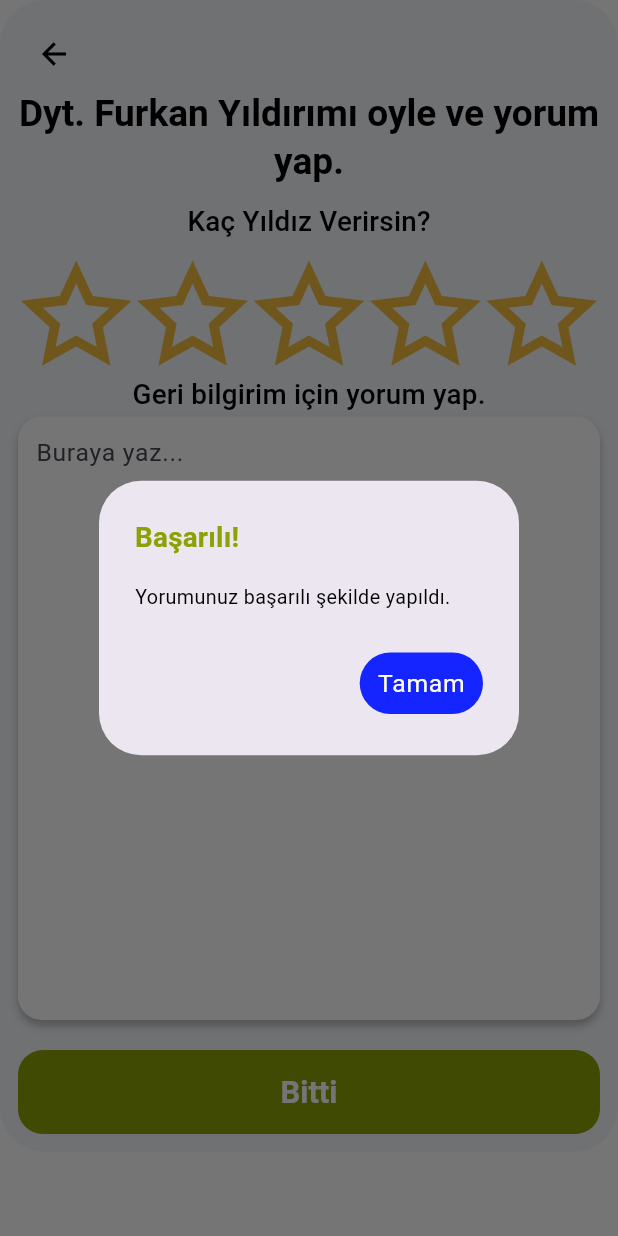
After one commit to codriot/zenofit-mobile, a Flutter app: the DietitionVoteView screen opened by its route, after a tap on "Bitti", on a phone screen of 412 x 824 dp. The commit adds this screen. Run offline on Flutter 3.47's test engine with Material 3 defaults, Android fonts, the phone set to English and light mode, and no system bars; our stand-ins replace dio, firebase_auth, firebase_core, flutter_dotenv, flutter_svg, get and 3 more; missing offline and left inert: kartal; accounts and stored records are empty; statements that could not run were skipped.

Commit message:
statusbar servisi yazıldı. Diyetisyen oylama ekranı tasarlandı.

```diff
--- /dev/null
+++ b/lib/controller/dietition/dietition_vote_view_controller.dart
@@ -0,0 +1,9 @@
+import 'package:get/get.dart';
+
+class DietitionVoteController extends GetxController {
+  var selectedStars = 0.obs; // Seçilen yıldız sayısı
+
+  void selectStar(int index) {
+    selectedStars.value = index + 1; // Seçilen yıldızın indeksine göre güncelle
+  }
+}
--- a/lib/product/navigator/navigate_route_items.dart
+++ b/lib/product/navigator/navigate_route_items.dart
@@ -14,6 +14,7 @@ import 'package:diet_app_mobile/controller/home/meal/meal_add_detail_binding.dar
 import 'package:diet_app_mobile/views/dietition/dietition_complain_succes_view.dart';
 import 'package:diet_app_mobile/views/dietition/dietition_complain_view.dart';
 import 'package:diet_app_mobile/views/dietition/dietition_detail_view.dart';
+import 'package:diet_app_mobile/views/dietition/dietition_vote_view.dart';
 import 'package:diet_app_mobile/views/discover/discover_detail_view.dart';
 import 'package:diet_app_mobile/views/basic/onboarding/onboarding_five_view.dart';
 import 'package:diet_app_mobile/views/basic/onboarding/onboarding_four_view.dart';
@@ -186,6 +187,13 @@ class NavigatorRoutes {
         transition: Transition.zoom,
         transitionDuration: const Duration(milliseconds: 500),
         curve: Curves.easeInOut),
+    GetPage(
+        name: NavigateRoutesItems.dietitionVote.withSlash,
+        page: () => const DietitionVoteView(),
+        binding: MainBinding(),
+        transition: Transition.zoom,
+        transitionDuration: const Duration(milliseconds: 500),
+        curve: Curves.easeInOut),
 
     // GetPage(name: NavigateRoutesItems.unknown.withSlash, page: () => const UnknownScreen(),transition: Transition.cupertino,transitionDuration: const Duration(milliseconds: 500),curve: Curves.easeInOut),
     // StorageServices().loadData(StorageItems.isUserRegistered) == true ?  MainScreen() :
@@ -217,6 +225,7 @@ enum NavigateRoutesItems {
   dietitionDetail,
   dietitionComplain,
   dietitionComplainSucces,
+  dietitionVote,
 }
 
 extension NavigateRoutesItemsExtension on NavigateRoutesItems {
--- /dev/null
+++ b/lib/product/services/chrome_status_bar_service.dart
@@ -0,0 +1,38 @@
+import 'package:flutter/material.dart' show Colors;
+import 'package:flutter/services.dart';
+
+class ChromeStatusBarService {
+  /// Koyu ikonlu (açık zemin için) status bar
+  static void setDarkStatusBar() {
+    SystemChrome.setSystemUIOverlayStyle(
+      SystemUiOverlayStyle(
+        statusBarColor: SystemUiOverlayStyle.dark.statusBarColor, // varsa özelleştir
+        statusBarIconBrightness: Brightness.dark,
+        statusBarBrightness: Brightness.light, // iOS için
+      ),
+    );
+  }
+
+  /// Açık ikonlu (koyu zemin için) status bar
+  static void setLightStatusBar() {
+    SystemChrome.setSystemUIOverlayStyle(
+      SystemUiOverlayStyle(
+        statusBarColor: SystemUiOverlayStyle.light.statusBarColor,
+        statusBarIconBrightness: Brightness.light,
+        statusBarBrightness: Brightness.dark,
+      ),
+    );
+  }
+
+  /// Tam şeffaf status bar (isteğe bağlı)
+  static void setTransparentStatusBar({Brightness iconBrightness = Brightness.dark}) {
+    SystemChrome.setSystemUIOverlayStyle(
+      SystemUiOverlayStyle(
+        statusBarColor: Colors.transparent, // Şeffaf
+        statusBarIconBrightness: iconBrightness,
+        statusBarBrightness:
+            iconBrightness == Brightness.dark ? Brightness.light : Brightness.dark,
+      ),
+    );
+  }
+}
--- a/lib/views/dietition/dietition_complain_succes_view.dart
+++ b/lib/views/dietition/dietition_complain_succes_view.dart
@@ -1,5 +1,6 @@
 import 'package:diet_app_mobile/product/navigator/navigate_route_items.dart';
 import 'package:diet_app_mobile/product/navigator/navigator_controller.dart';
+import 'package:diet_app_mobile/product/services/chrome_status_bar_service.dart';
 import 'package:diet_app_mobile/product/services/icon_and_image_services.dart';
 import 'package:diet_app_mobile/product/utils/app_utils/app_general.dart';
 import 'package:diet_app_mobile/product/utils/app_utils/app_spaces..dart';
@@ -15,6 +16,8 @@ class DietitionComplainSuccesView extends StatelessWidget {
 
   @override
   Widget build(BuildContext context) {
+    ChromeStatusBarService.setDarkStatusBar();
+
     return Scaffold(
       backgroundColor: AppColor.whiteSolid.getColor(),
       body: SafeArea(
--- a/lib/views/dietition/dietition_complain_view.dart
+++ b/lib/views/dietition/dietition_complain_view.dart
@@ -1,5 +1,6 @@
 import 'package:diet_app_mobile/product/navigator/navigate_route_items.dart';
 import 'package:diet_app_mobile/product/navigator/navigator_controller.dart';
+import 'package:diet_app_mobile/product/services/chrome_status_bar_service.dart';
 import 'package:diet_app_mobile/product/services/icon_and_image_services.dart';
 import 'package:diet_app_mobile/product/utils/app_utils/app_general.dart';
 import 'package:diet_app_mobile/product/utils/app_utils/app_spaces..dart';
@@ -14,6 +15,8 @@ class DietitionComplainView extends StatelessWidget {
 
   @override
   Widget build(BuildContext context) {
+    ChromeStatusBarService.setDarkStatusBar();
+
     return Scaffold(
       backgroundColor: AppColor.whiteSolid.getColor(),
       appBar: AppBar(
@@ -60,8 +63,7 @@ class DietitionComplainView extends StatelessWidget {
                 context: context, title: "Yetersiz Hizmet ve Destek"),
             _buildComplainCauseButton(
                 context: context, title: "İletişim Problemleri"),
-            _buildComplainCauseButton(
-                context: context, title: "Diğer"),
+            _buildComplainCauseButton(context: context, title: "Diğer"),
           ],
         ),
       )),
@@ -96,7 +98,8 @@ class DietitionComplainView extends StatelessWidget {
                     ?.copyWith(fontWeight: FontWeight.bold),
               ),
               SvgPicture.asset(
-                AppIconUtility.getIconPath("arrow-right", format: IconFormat.svg),
+                AppIconUtility.getIconPath("arrow-right",
+                    format: IconFormat.svg),
                 color: AppColor.black.getColor(),
               )
             ],
--- a/lib/views/dietition/dietition_detail_view.dart
+++ b/lib/views/dietition/dietition_detail_view.dart
@@ -1,4 +1,5 @@
 import 'package:diet_app_mobile/controller/dietition/dietition_detail_controller.dart';
+import 'package:diet_app_mobile/product/services/chrome_status_bar_service.dart';
 import 'package:diet_app_mobile/product/services/icon_and_image_services.dart';
 import 'package:diet_app_mobile/product/utils/app_utils/app_general.dart';
 import 'package:diet_app_mobile/product/utils/app_utils/app_spaces..dart';
@@ -8,7 +9,6 @@ import 'package:diet_app_mobile/product/utils/app_utils/const_utils/app_padding.
 import 'package:diet_app_mobile/product/utils/app_utils/const_utils/app_radius.dart';
 import 'package:diet_app_mobile/product/widgets/general/custom_elevated_button.dart';
 import 'package:flutter/material.dart';
-import 'package:flutter/services.dart';
 import 'package:flutter_svg/flutter_svg.dart';
 import 'package:get/get.dart';
 
@@ -21,8 +21,8 @@ class DietitionDetailView extends StatelessWidget {
 
   @override
   Widget build(BuildContext context) {
-    SystemChrome.setSystemUIOverlayStyle(
-        const SystemUiOverlayStyle(statusBarIconBrightness: Brightness.dark));
+    ChromeStatusBarService.setDarkStatusBar();
+
     return Scaffold(
       backgroundColor: AppColor.whiteSolid.getColor(),
       body: SafeArea(
@@ -279,11 +279,15 @@ class DietitionDetailView extends StatelessWidget {
             style: context.appGeneral.textTheme.titleMedium,
           ),
           trailing: AnimatedCrossFade(
-              duration: AppDuration.instance.durationFast,
-              firstChild: SvgPicture.asset(AppIconUtility.getIconPath("arrow-down-s-fill",format: IconFormat.svg)),
-              secondChild: SvgPicture.asset(AppIconUtility.getIconPath("arrow-up-s-fill",format: IconFormat.svg)),
-              crossFadeState: CrossFadeState.showFirst,
-            ),
+            duration: AppDuration.instance.durationFast,
+            firstChild: SvgPicture.asset(AppIconUtility.getIconPath(
+                "arrow-down-s-fill",
+                format: IconFormat.svg)),
+            secondChild: SvgPicture.asset(AppIconUtility.getIconPath(
+                "arrow-up-s-fill",
+                format: IconFormat.svg)),
+            crossFadeState: CrossFadeState.showFirst,
+          ),
           onTap: onTap,
         ),
         Obx(
@@ -310,7 +314,8 @@ class DietitionDetailView extends StatelessWidget {
     return Padding(
       padding: AppPadding.instance.allNormal,
       child: CustomElevatedButton(
-        shape: RoundedRectangleBorder(borderRadius: AppRadius.instance.normalBorderRadius),
+        shape: RoundedRectangleBorder(
+            borderRadius: AppRadius.instance.normalBorderRadius),
         height: 48,
         onPressed: controller.onCommunicatePressed,
         backgroundColor: AppColor.noxious.getColor(),
@@ -318,7 +323,9 @@ class DietitionDetailView extends StatelessWidget {
         child: Row(
           mainAxisAlignment: MainAxisAlignment.center,
           children: [
-            SvgPicture.asset(AppIconUtility.getIconPath("chat",format: IconFormat.svg),color: AppColor.white.getColor()),
+            SvgPicture.asset(
+                AppIconUtility.getIconPath("chat", format: IconFormat.svg),
+                color: AppColor.white.getColor()),
             AppSpaces.instance.horizontal10,
             Text(
               "İletişime Geç",
--- a/lib/views/dietition/dietition_view.dart
+++ b/lib/views/dietition/dietition_view.dart
@@ -2,6 +2,7 @@
 import 'package:diet_app_mobile/controller/dietition/dietition_view_controller.dart';
 import 'package:diet_app_mobile/product/navigator/navigate_route_items.dart';
 import 'package:diet_app_mobile/product/navigator/navigator_controller.dart';
+import 'package:diet_app_mobile/product/services/chrome_status_bar_service.dart';
 import 'package:diet_app_mobile/product/services/icon_and_image_services.dart';
 import 'package:diet_app_mobile/product/utils/app_utils/app_general.dart';
 import 'package:diet_app_mobile/product/utils/app_utils/app_spaces..dart';
@@ -21,6 +22,8 @@ class DietitionView extends StatelessWidget {
 
   @override
   Widget build(BuildContext context) {
+    ChromeStatusBarService.setDarkStatusBar();
+
     return GestureDetector(
       onTap: controller.closeMenuAndDietitionInfoStates,
       child: Scaffold(
@@ -309,7 +312,10 @@ class DietitionView extends StatelessWidget {
                             buttonIcon: "star-fill",
                             buttonText: "Diyetisyeni puanla",
                             context: context,
-                            onTap: () {},
+                            onTap: () {
+                              NavigatorController.instance.pushToPage(
+                                  NavigateRoutesItems.dietitionVote);
+                            },
                             color: AppColor.white.getColor(),
                           ),
                         ],
--- /dev/null
+++ b/lib/views/dietition/dietition_vote_view.dart
@@ -0,0 +1,196 @@
+import 'package:diet_app_mobile/controller/dietition/dietition_vote_view_controller.dart';
+import 'package:diet_app_mobile/product/services/chrome_status_bar_service.dart';
+import 'package:diet_app_mobile/product/services/icon_and_image_services.dart';
+import 'package:diet_app_mobile/product/utils/app_utils/app_general.dart';
+import 'package:diet_app_mobile/product/utils/app_utils/app_spaces..dart';
+import 'package:diet_app_mobile/product/utils/app_utils/const_utils/app_colors.dart';
+import 'package:diet_app_mobile/product/utils/app_utils/const_utils/app_padding.dart';
+import 'package:diet_app_mobile/product/utils/app_utils/const_utils/app_radius.dart';
+import 'package:diet_app_mobile/product/utils/app_utils/const_utils/app_sizes.dart';
+import 'package:diet_app_mobile/product/widgets/general/custom_elevated_button.dart';
+import 'package:diet_app_mobile/product/widgets/general/general_page_button.dart';
+import 'package:diet_app_mobile/product/widgets/general/general_shadow_components.dart';
+import 'package:flutter/material.dart';
+import 'package:flutter_svg/svg.dart';
+import 'package:get/get.dart' show Get, GetNavigation, Inst;
+import 'package:get/get_state_manager/src/rx_flutter/rx_obx_widget.dart'
+    show Obx;
+
+class DietitionVoteView extends StatelessWidget {
+  const DietitionVoteView({super.key});
+
+  @override
+  Widget build(BuildContext context) {
+    final DietitionVoteController controller =
+        Get.put(DietitionVoteController());
+    ChromeStatusBarService.setDarkStatusBar();
+
+    return Scaffold(
+      body: SafeArea(
+        child: ListView(
+          padding: EdgeInsets.zero,
+          children: [
+            Container(
+              height:
+                  Get.height - (AppBarTheme.of(context).toolbarHeight ?? 56.0),
+              width: Get.width,
+              decoration: BoxDecoration(
+                color: AppColor.whiteSolid.getColor(),
+                borderRadius: AppRadius.instance.largeBorderRadius,
+              ),
+              padding: AppPadding.instance.allNormal,
+              child: Column(
+                children: [
+                  _buildGetToPageButton(),
+                  _buildMakeCommentText(context),
+                  AppSpaces.instance.vertical10,
+                  _buildHowManyGiveToText(context),
+                  AppSpaces.instance.vertical10,
+                  _buildStarRow(controller),
+                  _buildReComendText(context),
+                  _buildPageCommentTextField(),
+                  _buildDoneButton(),
+                ],
+              ),
+            ),
+          ],
+        ),
+      ),
+    );
+  }
+
+  GeneralPageButtonWidget _buildDoneButton() {
+    return GeneralPageButtonWidget(
+      onPressed: () {
+        _showSuccessDialog();
+      },
+      text: "Bitti",
+      padding: AppPadding.instance.topMedium,
+    );
+  }
+
+  void _showSuccessDialog() {
+    showDialog(
+      context: Get.context!,
+      builder: (BuildContext context) {
+        return AlertDialog(
+          title: Text("Başarılı!",
+          style: context.appGeneral.textTheme.titleMedium?.copyWith(
+            color: AppColor.noxious.getColor(),
+            fontWeight: FontWeight.bold
+          ),),
+          content: const Text("Yorumunuz başarılı şekilde yapıldı."),
+          actions: [
+            TextButton(
+              style: ButtonStyle(
+                backgroundColor: WidgetStatePropertyAll(AppColor.vividBlue.getColor())
+              ),
+              onPressed: () {
+                Get.back();
+                Get.back();
+              },
+              child: Text("Tamam",style: context.appGeneral.textTheme.bodyLarge?.copyWith(
+            color: AppColor.white.getColor(),
+          ),),
+            ),
+          ],
+        );
+      },
+    );
+  }
+
+  Expanded _buildPageCommentTextField() {
+    return Expanded(
+      child: Container(
+        decoration: BoxDecoration(
+          color: AppColor.white.getColor(),
+          borderRadius: AppRadius.instance.halfBorderRadius,
+          boxShadow: [
+            generalComponentsShadow(),
+          ],
+        ),
+        padding: AppPadding.instance.horizontalNormal,
+        // ignore: prefer_const_constructors
+        child: TextField(
+          maxLines: null,
+          minLines: null,
+          keyboardType: TextInputType.multiline,
+          decoration: const InputDecoration(
+            border: InputBorder.none,
+            hintText: "Buraya yaz...",
+          ),
+        ),
+      ),
+    );
+  }
+
+  SizedBox _buildStarRow(DietitionVoteController controller) {
+    return SizedBox(
+      height: (Get.width - (AppSizes.instance.normalValue * 2)) / 5,
+      child: Row(
+        children: [
+          for (int i = 0; i < 5; i++)
+            GestureDetector(
+              onTap: () => controller.selectStar(i),
+              child: Obx(
+                () => SvgPicture.asset(
+                  AppIconUtility.getIconPath(
+                    i < controller.selectedStars.value
+                        ? "star-fill"
+                        : "star-line",
+                    format: IconFormat.svg,
+                  ),
+                  color: AppColor.goldenGlam.getColor(),
+                  width: (Get.width - (AppSizes.instance.normalValue * 2)) / 5,
+                ),
+              ),
+            ),
+        ],
+      ),
+    );
+  }
+
+  Text _buildReComendText(BuildContext context) {
+    return Text(
+      "Geri bilgirim için yorum yap.",
+      style: context.appGeneral.textTheme.titleMedium?.copyWith(
+        fontWeight: FontWeight.w500,
+      ),
+    );
+  }
+
+  Text _buildHowManyGiveToText(BuildContext context) {
+    return Text(
+      "Kaç Yıldız Verirsin?",
+      style: context.appGeneral.textTheme.titleMedium?.copyWith(
+          color: AppColor.black.getColor(), fontWeight: FontWeight.w500),
+    );
+  }
+
+  Center _buildMakeCommentText(BuildContext context) {
+    return Center(
+        child: Text(
+      "Dyt. Furkan Yıldırımı oyle ve yorum yap.",
+      style: context.appGeneral.textTheme.headlineMedium?.copyWith(
+          color: AppColor.black.getColor(), fontWeight: FontWeight.w600),
+      textAlign: TextAlign.center,
+    ));
+  }
+
+  Row _buildGetToPageButton() {
+    return Row(
+      children: [
+        CustomElevatedButton(
+          onPressed: Get.back,
+          padding: EdgeInsets.zero,
+          elevation: 0,
+          width: 48,
+          backgroundColor: AppColor.transparent.getColor(),
+          height: 48,
+          child: SvgPicture.asset(AppIconUtility.getIconPath("arrow-left-line",
+              format: IconFormat.svg)),
+        ),
+      ],
+    );
+  }
+}
```
Also changed, not shown: assets/icons/star-line.svg (added), 4 other files.
